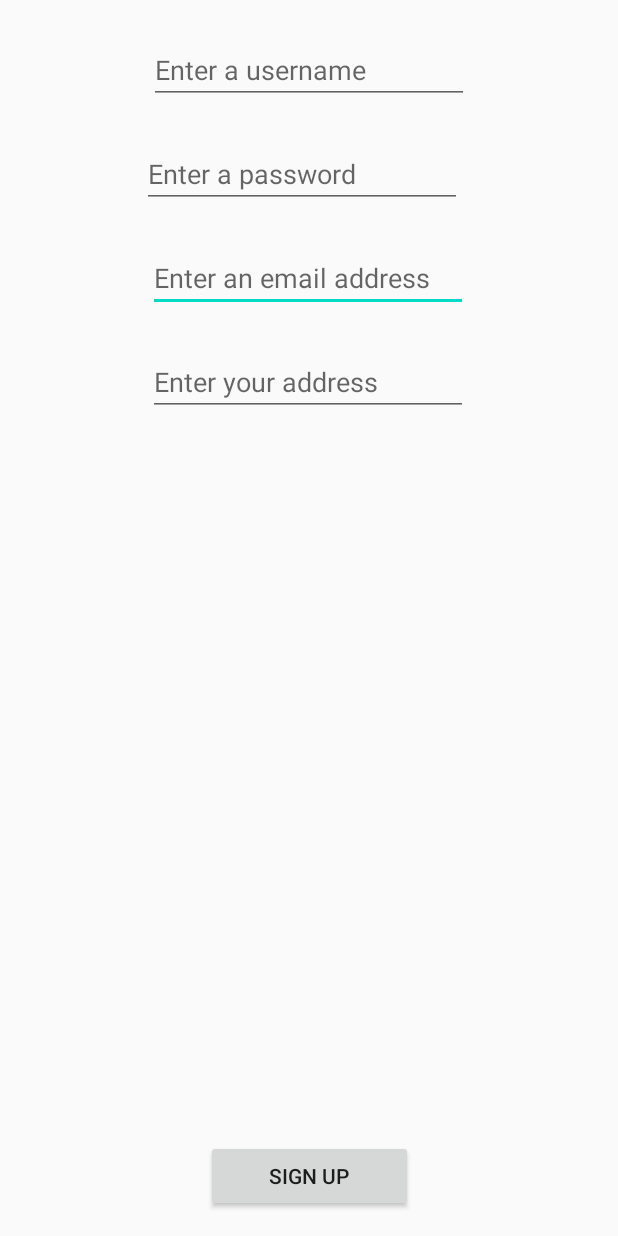
After one commit to CMPUT301F20T22/papr-w8, an Android app: the layout activity_sign_up.xml on its own in the app's theme, with its tools: preview values and no code run, on a phone screen of 412 x 824 dp. The commit adds this screen. Run offline under Robolectric (Android 15) with nearby library versions, the phone set to English and light mode, and no system bars.

Commit message:
LoginActivity and SignUpActivity

```diff
--- a/papr-w8/app/src/main/AndroidManifest.xml
+++ b/papr-w8/app/src/main/AndroidManifest.xml
@@ -9,7 +9,6 @@
         android:roundIcon="@mipmap/ic_launcher_round"
         android:supportsRtl="true"
         android:theme="@style/AppTheme">
-        <activity android:name=".host"></activity>
         <activity android:name=".MainActivity">
             <intent-filter>
                 <action android:name="android.intent.action.MAIN" />
--- a/papr-w8/app/src/main/java/com/example/papr_w8/EditProfile.java
+++ b/papr-w8/app/src/main/java/com/example/papr_w8/EditProfile.java
@@ -28,7 +28,7 @@ public class EditProfile extends AppCompatActivity {
         EditText address = (EditText) findViewById(R.id.addressEdit);
 
         username.setText(user.getName());
-        phone.setText(user.getContact());
+        phone.setText(user.getPassword());
         email.setText(user.getEmail());
         address.setText(user.getAddress());
 
--- a/papr-w8/app/src/main/java/com/example/papr_w8/Profile.java
+++ b/papr-w8/app/src/main/java/com/example/papr_w8/Profile.java
@@ -84,7 +84,7 @@ public class Profile extends Fragment {
         Button edit = (Button)view.findViewById(R.id.EditProfile);
 
         name.setText(user.getName());
-        contact.setText(user.getContact());
+        contact.setText(user.getPassword());
         email.setText(user.getEmail());
         address.setText(user.getAddress());
 
--- /dev/null
+++ b/papr-w8/app/src/main/res/layout/activity_sign_up.xml
@@ -0,0 +1,70 @@
+<?xml version="1.0" encoding="utf-8"?>
+<androidx.constraintlayout.widget.ConstraintLayout xmlns:android="http://schemas.android.com/apk/res/android"
+    xmlns:app="http://schemas.android.com/apk/res-auto"
+    xmlns:tools="http://schemas.android.com/tools"
+    android:layout_width="match_parent"
+    android:layout_height="match_parent"
+    tools:context=".SignUpActivity">
+
+    <EditText
+        android:id="@+id/editTextEmailAddress"
+        android:layout_width="wrap_content"
+        android:layout_height="wrap_content"
+        android:layout_marginTop="24dp"
+        android:ems="10"
+        android:inputType="textEmailAddress"
+        android:hint="Enter an email address"
+        app:layout_constraintEnd_toEndOf="parent"
+        app:layout_constraintHorizontal_bias="0.497"
+        app:layout_constraintStart_toStartOf="parent"
+        app:layout_constraintTop_toBottomOf="@+id/editTextPassword"
+        android:importantForAutofill="no" />
+
+    <EditText
+        android:id="@+id/editTextTextPostalAddress"
+        android:layout_width="wrap_content"
+        android:layout_height="wrap_content"
+        android:layout_marginTop="24dp"
+        android:ems="10"
+        android:inputType="textPostalAddress"
+        android:hint="Enter your address"
+        app:layout_constraintEnd_toEndOf="parent"
+        app:layout_constraintHorizontal_bias="0.497"
+        app:layout_constraintStart_toStartOf="parent"
+        app:layout_constraintTop_toBottomOf="@+id/editTextEmailAddress" />
+
+    <Button
+        android:id="@+id/sign_up_button"
+        android:layout_width="138dp"
+        android:layout_height="48dp"
+        android:layout_marginBottom="16dp"
+        android:text="Sign Up"
+        app:layout_constraintBottom_toBottomOf="parent"
+        app:layout_constraintEnd_toEndOf="parent"
+        app:layout_constraintStart_toStartOf="parent" />
+
+    <EditText
+        android:id="@+id/editTextPassword"
+        android:layout_width="wrap_content"
+        android:layout_height="wrap_content"
+        android:layout_marginTop="24dp"
+        android:ems="10"
+        android:inputType="textPassword"
+        android:hint="Enter a password"
+        app:layout_constraintEnd_toEndOf="parent"
+        app:layout_constraintHorizontal_bias="0.477"
+        app:layout_constraintStart_toStartOf="parent"
+        app:layout_constraintTop_toBottomOf="@+id/editTextUserName" />
+
+    <EditText
+        android:id="@+id/editTextUserName"
+        android:layout_width="wrap_content"
+        android:layout_height="wrap_content"
+        android:layout_marginTop="24dp"
+        android:ems="10"
+        android:inputType="textPersonName"
+        android:hint="Enter a username"
+        app:layout_constraintEnd_toEndOf="parent"
+        app:layout_constraintStart_toStartOf="parent"
+        app:layout_constraintTop_toTopOf="parent" />
+</androidx.constraintlayout.widget.ConstraintLayout>
--- a/papr-w8/app/src/main/res/layout/fragment_my_book.xml
+++ b/papr-w8/app/src/main/res/layout/fragment_my_book.xml
@@ -9,6 +9,6 @@
     <TextView
         android:layout_width="match_parent"
         android:layout_height="match_parent"
-        android:text="Hello Blank Fragment" />
+        android:text="@string/hello_blank_fragment" />
 
 </FrameLayout>
--- a/papr-w8/build.gradle
+++ b/papr-w8/build.gradle
@@ -5,7 +5,8 @@ buildscript {
         jcenter()
     }
     dependencies {
-        classpath "com.android.tools.build:gradle:4.0.1"
+        classpath 'com.android.tools.build:gradle:4.1.0'
+        classpath 'com.google.gms:google-services:4.3.4'
 
         // NOTE: Do not place your application dependencies here; they belong
         // in the individual module build.gradle files
```
Also changed, not shown: papr-w8/app/build.gradle (+9 -0 lines), papr-w8/app/src/main/java/com/example/papr_w8/MainActivity.java (+82 -0 lines), papr-w8/app/src/main/java/com/example/papr_w8/SignUpActivity.java (added, +120 -0 lines), papr-w8/app/src/main/java/com/example/papr_w8/User.java (+7 -7 lines), papr-w8/app/src/main/res/layout/activity_main.xml (+64 -3 lines), papr-w8/app/src/main/res/values/strings.xml (+8 -0 lines), papr-w8/app/src/main/res/drawable/uml.png (renamed from papr-w8/app/src/main/res/drawable/UML.png), papr-w8/gradle/wrapper/gradle-wrapper.properties, 2 other files.
